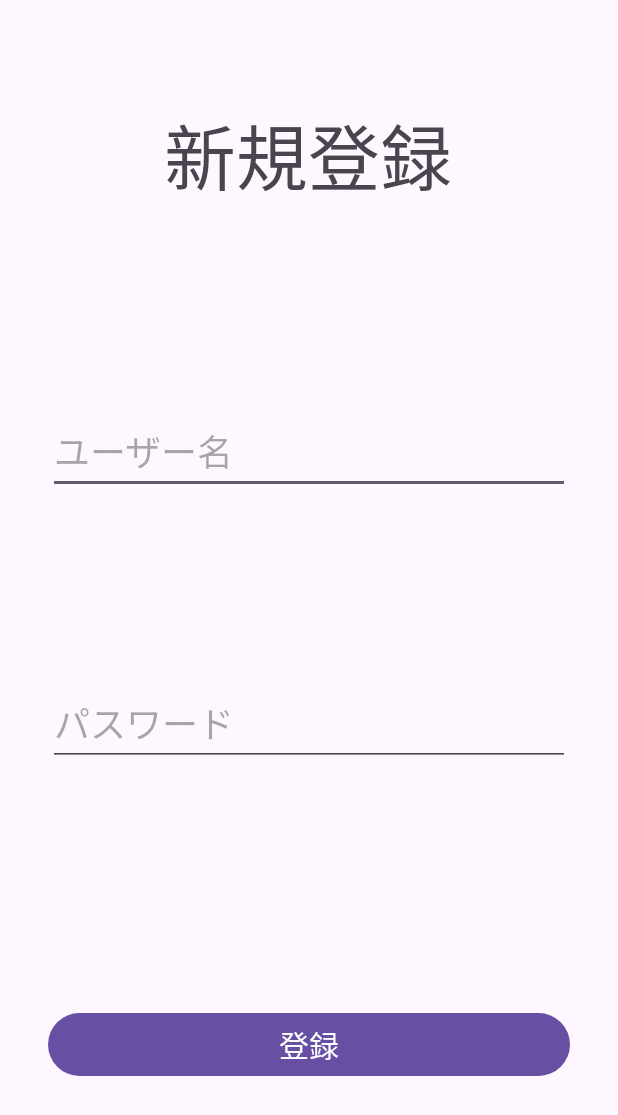
After one commit to itc-s21014/pbl2, an Android app: the layout activity_signup.xml on its own in the app's theme, with its tools: preview values and no code run, on a phone screen of 412 x 824 dp. The commit adds this screen. Shown: the top 1115 px of the screen. Run offline under Robolectric (Android 15) with nearby library versions, the phone set to English and light mode, and no system bars.

Commit message:
一旦上げときます

```diff
--- a/app/src/main/java/com/example/pbl/MainActivity.kt
+++ b/app/src/main/java/com/example/pbl/MainActivity.kt
@@ -17,7 +17,7 @@ class MainActivity : AppCompatActivity() {
             startActivity(intent)
         }
         binding.login.setOnClickListener {
-            val intent = Intent(this, LoginActivity::class.java)
+            val intent = Intent(this, HomeActivity::class.java)
             startActivity(intent)
         }
     }
--- a/app/src/main/res/layout/activity_main.xml
+++ b/app/src/main/res/layout/activity_main.xml
@@ -68,20 +68,6 @@
         app:layout_constraintTop_toTopOf="@+id/guideline5" />
 
     <EditText
-        android:id="@+id/name"
-        android:layout_width="wrap_content"
-        android:layout_height="wrap_content"
-        android:ems="10"
-        android:gravity="start|top"
-        android:inputType="textMultiLine"
-        android:hint="ユーザー名"
-        android:textSize="24sp"
-        app:layout_constraintBottom_toTopOf="@+id/guideline3"
-        app:layout_constraintEnd_toEndOf="parent"
-        app:layout_constraintStart_toStartOf="parent"
-        app:layout_constraintTop_toTopOf="@+id/guideline2" />
-
-    <EditText
         android:id="@+id/password"
         android:layout_width="wrap_content"
         android:layout_height="wrap_content"
@@ -94,4 +80,17 @@
         app:layout_constraintStart_toStartOf="parent"
         app:layout_constraintTop_toTopOf="@+id/guideline3" />
 
+    <EditText
+        android:id="@+id/name"
+        android:layout_width="wrap_content"
+        android:layout_height="wrap_content"
+        android:ems="10"
+        android:hint="ユーザー名"
+        android:inputType="text"
+        android:textSize="24sp"
+        app:layout_constraintBottom_toTopOf="@+id/guideline3"
+        app:layout_constraintEnd_toEndOf="parent"
+        app:layout_constraintStart_toStartOf="parent"
+        app:layout_constraintTop_toTopOf="@+id/guideline2" />
+
 </androidx.constraintlayout.widget.ConstraintLayout>
--- /dev/null
+++ b/app/src/main/res/layout/activity_signup.xml
@@ -0,0 +1,83 @@
+<?xml version="1.0" encoding="utf-8"?>
+<androidx.constraintlayout.widget.ConstraintLayout xmlns:android="http://schemas.android.com/apk/res/android"
+    xmlns:app="http://schemas.android.com/apk/res-auto"
+    xmlns:tools="http://schemas.android.com/tools"
+    android:layout_width="match_parent"
+    android:layout_height="match_parent">
+
+    <TextView
+        android:id="@+id/signup"
+        android:layout_width="wrap_content"
+        android:layout_height="wrap_content"
+        android:text="@string/sign"
+        android:textSize="48sp"
+        app:layout_constraintBottom_toTopOf="@+id/guideline6"
+        app:layout_constraintEnd_toEndOf="parent"
+        app:layout_constraintHorizontal_bias="0.497"
+        app:layout_constraintStart_toStartOf="parent"
+        app:layout_constraintTop_toTopOf="parent" />
+
+    <androidx.constraintlayout.widget.Guideline
+        android:id="@+id/guideline6"
+        android:layout_width="wrap_content"
+        android:layout_height="wrap_content"
+        android:orientation="horizontal"
+        app:layout_constraintGuide_percent="0.25" />
+
+    <EditText
+        android:id="@+id/Name"
+        android:layout_width="0dp"
+        android:layout_height="wrap_content"
+        android:layout_marginStart="32dp"
+        android:layout_marginEnd="32dp"
+        android:ems="10"
+        android:hint="ユーザー名"
+        android:inputType="text"
+        android:textSize="24sp"
+        app:layout_constraintBottom_toTopOf="@+id/guideline7"
+        app:layout_constraintEnd_toEndOf="parent"
+        app:layout_constraintStart_toStartOf="parent"
+        app:layout_constraintTop_toTopOf="@+id/guideline6" />
+
+    <androidx.constraintlayout.widget.Guideline
+        android:id="@+id/guideline7"
+        android:layout_width="wrap_content"
+        android:layout_height="wrap_content"
+        android:orientation="horizontal"
+        app:layout_constraintGuide_percent="0.48" />
+
+    <EditText
+        android:id="@+id/Password"
+        android:layout_width="0dp"
+        android:layout_height="wrap_content"
+        android:layout_marginStart="32dp"
+        android:layout_marginEnd="32dp"
+        android:ems="10"
+        android:hint="パスワード"
+        android:inputType="numberPassword"
+        android:textSize="24sp"
+        app:layout_constraintBottom_toTopOf="@+id/guideline8"
+        app:layout_constraintEnd_toEndOf="parent"
+        app:layout_constraintStart_toStartOf="parent"
+        app:layout_constraintTop_toTopOf="@+id/guideline7" />
+
+    <androidx.constraintlayout.widget.Guideline
+        android:id="@+id/guideline8"
+        android:layout_width="wrap_content"
+        android:layout_height="wrap_content"
+        android:orientation="horizontal"
+        app:layout_constraintGuide_percent="0.69" />
+
+    <Button
+        android:id="@+id/signupregi"
+        android:layout_width="0dp"
+        android:layout_height="wrap_content"
+        android:layout_marginStart="32dp"
+        android:layout_marginEnd="32dp"
+        android:text="@string/register"
+        android:textSize="20sp"
+        app:layout_constraintBottom_toBottomOf="parent"
+        app:layout_constraintEnd_toEndOf="parent"
+        app:layout_constraintStart_toStartOf="parent"
+        app:layout_constraintTop_toTopOf="@+id/guideline8" />
+</androidx.constraintlayout.widget.ConstraintLayout>
--- a/app/src/main/res/values/strings.xml
+++ b/app/src/main/res/values/strings.xml
@@ -5,4 +5,5 @@
     <string name="passwd">パスワード</string>
     <string name="login2">ログイン</string>
     <string name="sign">新規登録</string>
+    <string name="register">登録</string>
 </resources>
```
